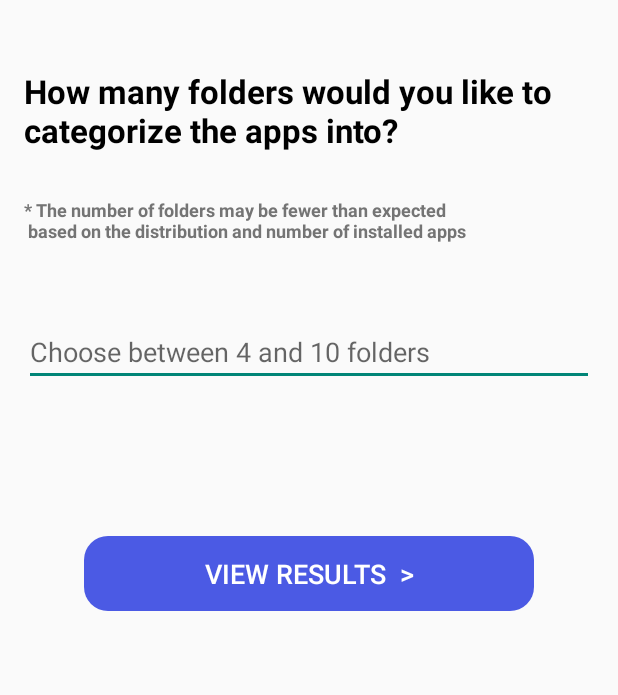
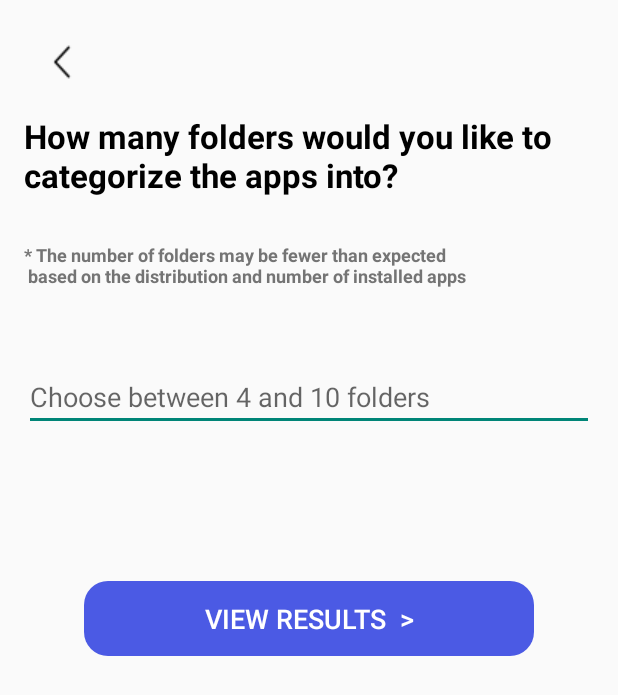
Before and after one commit to jeonghyeonee/Groupify, an Android app: the ColorClassify screen opened directly, with no data from a screen before it, on a phone screen of 412 x 824 dp. Shown: the top 695 px of the screen. Run offline under Robolectric (Android 15) with nearby library versions, the light colour scheme and no system bars.

Commit message:
back button

```diff
--- a/Groupify/app/src/main/java/com/example/groupify/ColorClassify.kt
+++ b/Groupify/app/src/main/java/com/example/groupify/ColorClassify.kt
@@ -7,6 +7,7 @@ import android.util.Log
 import android.view.View
 import android.widget.Button
 import android.widget.EditText
+import android.widget.ImageButton
 import android.widget.TextView
 import android.widget.Toast
 import androidx.appcompat.app.AlertDialog
@@ -34,6 +35,12 @@ class ColorClassify : AppCompatActivity() {
         // Device ID 가져오기
         deviceId = Settings.Secure.getString(contentResolver, Settings.Secure.ANDROID_ID)
         Log.d("suacheck", "Device ID: $deviceId")
+
+        val backButton = findViewById<ImageButton>(R.id.backButton)
+        backButton.setOnClickListener {
+            onBackPressed()  // 뒤로가기 버튼 클릭 시 이전 액티비티로 돌아가기
+        }
+
 
         clusterInput = findViewById(R.id.editTextCluster)
         confirmButton = findViewById(R.id.buttonConfirm)
--- a/Groupify/app/src/main/res/layout/activity_colorclassify.xml
+++ b/Groupify/app/src/main/res/layout/activity_colorclassify.xml
@@ -5,6 +5,15 @@
     android:layout_height="match_parent"
     android:orientation="vertical"
     android:padding="16dp">
+
+    <ImageButton
+        android:id="@+id/backButton"
+        android:layout_width="50dp"
+        android:layout_height="50dp"
+        android:layout_alignParentStart="true"
+        android:layout_marginStart="0dp"
+        android:background="?android:attr/selectableItemBackground"
+        android:src="@drawable/ic_back_arrow2"   />
 
     <!-- 안내 텍스트 -->
     <TextView
@@ -14,7 +23,8 @@
         android:textSize="22sp"
         android:textStyle="bold"
         android:textColor="#000000"
-        android:layout_marginTop="30dp" />
+        android:layout_marginTop="10dp"
+        android:layout_below="@id/backButton"/>
 
     <TextView
         android:layout_width="wrap_content"
```
Also changed, not shown: Groupify/app/src/main/java/com/example/groupify/FolderLauncherActivity.kt (+22 -12 lines), Groupify/app/src/main/java/com/example/groupify/LauncherActivity.kt (+34 -0 lines), Groupify/app/src/main/res/layout/activity_folder_launcher.xml (+14 -3 lines), Groupify/app/src/main/res/layout/activity_folder_launcher_folderview.xml (added, +37 -0 lines), Groupify/app/src/main/res/layout/activity_launcher.xml (+12 -1 lines), Groupify/app/src/main/res/layout/item_folder.xml (+4 -3 lines).
